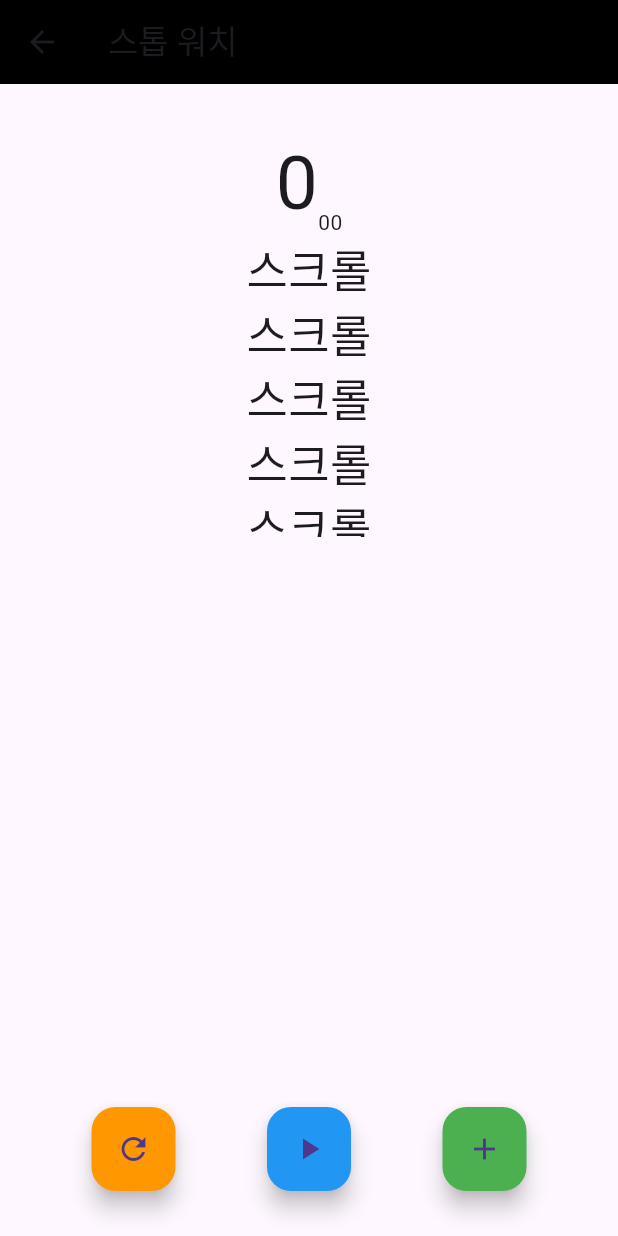
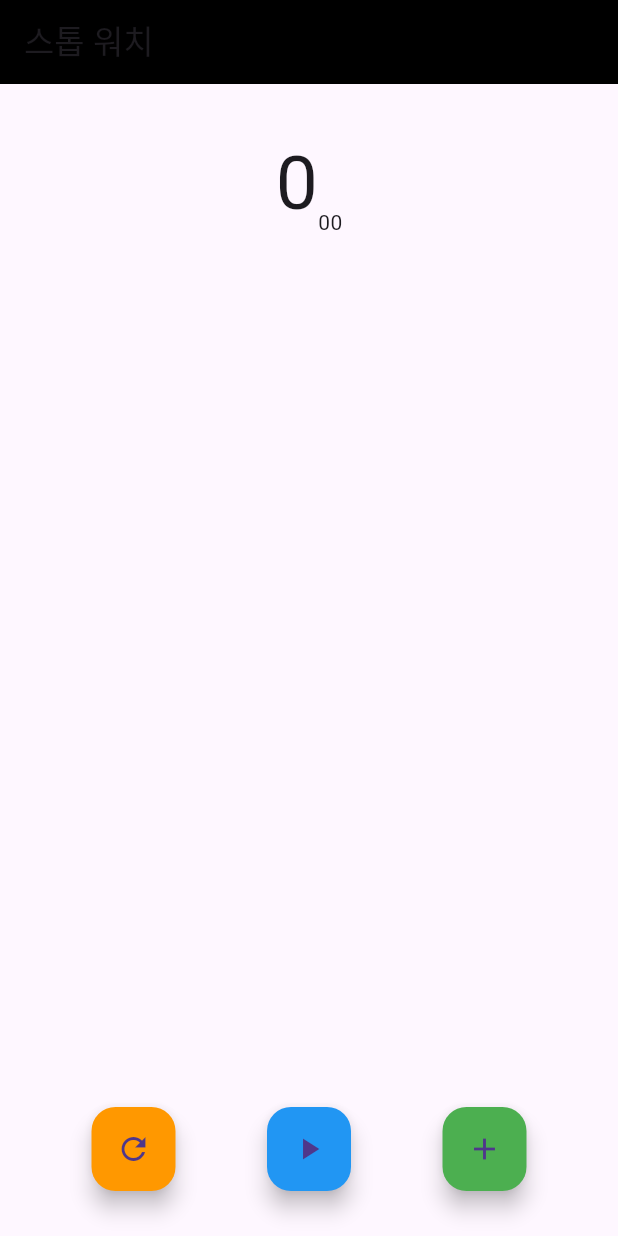
Before and after one commit to rickyAHNN/dart_basic, a Flutter app: the StopWatchScreen screen opened directly, after a tap on the "refresh" icon, on a phone screen of 412 x 824 dp. Run offline on Flutter 3.47's test engine with Material 3 defaults, Android fonts, the phone set to English and light mode, and no system bars; our stand-ins replace lottie, percent_indicator, shared_preferences; accounts and stored records are empty; generated files the repository leaves out were written again.

Commit message:
스톱워치 끝

```diff
--- a/lib/main.dart
+++ b/lib/main.dart
@@ -33,7 +33,7 @@ class MyApp extends StatelessWidget {
           bodyText1: TextStyle(color: Colors.white),
         ),
       ),
-      home: const YoutubeUI(),
+      home: const StopWatchScreen(),
     );
   }
 }
--- a/lib/stop_watch_string/stop_watch_string.dart
+++ b/lib/stop_watch_string/stop_watch_string.dart
@@ -14,7 +14,7 @@ class _StopWatchScreenState extends State<StopWatchScreen> {
 
   int _time = 0;
   bool _isRunning = false;
-  List<String> lapTimes = [];
+  List<String> _lapTimes = [];
 
   @override
   void dispose() {
@@ -44,6 +44,17 @@ class _StopWatchScreenState extends State<StopWatchScreen> {
 
   void _pause() {
     _timer?.cancel();
+  }
+
+  void _reset() {
+    _isRunning = false;
+    _timer?.cancel();
+    _lapTimes.clear();
+    _time = 0;
+  }
+
+  void _recordLapTime(String time) {
+    _lapTimes.insert(0, '${_lapTimes.length + 1}등$_time');
   }
 
   @override
@@ -77,30 +88,11 @@ class _StopWatchScreenState extends State<StopWatchScreen> {
             height: 200,
             width: 100,
             child: ListView(
-              children: const [
-                Center(child: Text('스크롤', style: TextStyle(fontSize: 30))),
-                Center(child: Text('스크롤', style: TextStyle(fontSize: 30))),
-                Center(
-                    child: Text(
-                  '스크롤',
-                  style: TextStyle(fontSize: 30),
-                )),
-                Center(
-                    child: Text(
-                  '스크롤',
-                  style: TextStyle(fontSize: 30),
-                )),
-                Center(
-                    child: Text(
-                  '스크롤',
-                  style: TextStyle(fontSize: 30),
-                )),
-                Center(
-                    child: Text(
-                  '스크롤',
-                  style: TextStyle(fontSize: 30),
-                )),
-              ],
+              children: _lapTimes
+                  .map(
+                    (e) => Center(child: Text(e)),
+                  )
+                  .toList(),
             ),
           ),
           const Spacer(),
@@ -109,7 +101,11 @@ class _StopWatchScreenState extends State<StopWatchScreen> {
             children: [
               FloatingActionButton(
                 backgroundColor: Colors.orange,
-                onPressed: () {},
+                onPressed: () {
+                  setState(() {
+                    _reset();
+                  });
+                },
                 child: const Icon(Icons.refresh),
               ),
               FloatingActionButton(
@@ -125,7 +121,9 @@ class _StopWatchScreenState extends State<StopWatchScreen> {
               ),
               FloatingActionButton(
                 backgroundColor: Colors.green,
-                onPressed: () {},
+                onPressed: () {
+                  _recordLapTime('$sec.$hundredth');
+                },
                 child: const Icon(Icons.add),
               ),
             ],
```
